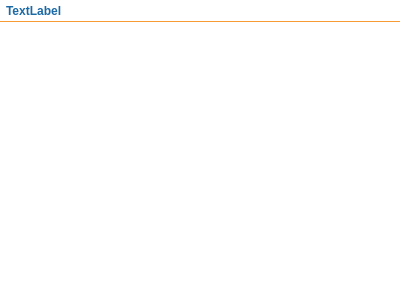
First picture: the form in tvShows/TvShowFilesWidget.ui, repository Komet/MediaElch, before the edit.
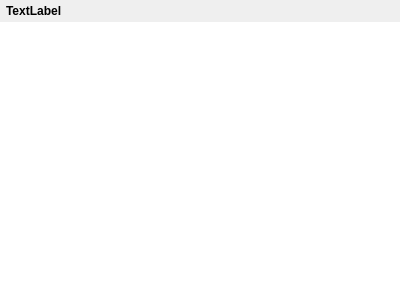
Second picture: the form after the edit. Custom widgets are drawn as their Qt base class.

Diff of the .ui file:
```diff
--- a/tvShows/TvShowFilesWidget.ui
+++ b/tvShows/TvShowFilesWidget.ui
@@ -13,15 +13,6 @@
   <property name="windowTitle">
    <string>Form</string>
   </property>
-  <property name="styleSheet">
-   <string notr="true">QTreeView {
-	border: 0px;
-}
-
-#files {
-	color: #395265;
-}</string>
-  </property>
   <layout class="QVBoxLayout" name="verticalLayout">
    <property name="spacing">
     <number>0</number>
@@ -40,14 +31,6 @@
    </property>
    <item>
     <widget class="QWidget" name="widget" native="true">
-     <property name="styleSheet">
-      <string notr="true">QWidget {
-	background-color: #ffffff;
-	color: rgb(27, 105, 165);
-	border-bottom: 1px solid #f0f0f0;
-	border-bottom: 1px solid rgb(248, 155, 53);
-}</string>
-     </property>
      <layout class="QVBoxLayout" name="verticalLayout_2">
       <property name="leftMargin">
        <number>6</number>
@@ -69,9 +52,6 @@
           <bold>true</bold>
          </font>
         </property>
-        <property name="styleSheet">
-         <string notr="true">border: none;</string>
-        </property>
         <property name="text">
          <string notr="true">TextLabel</string>
         </property>
```
Left out of the diff: 7 changed lines with no effect on the pictures.
